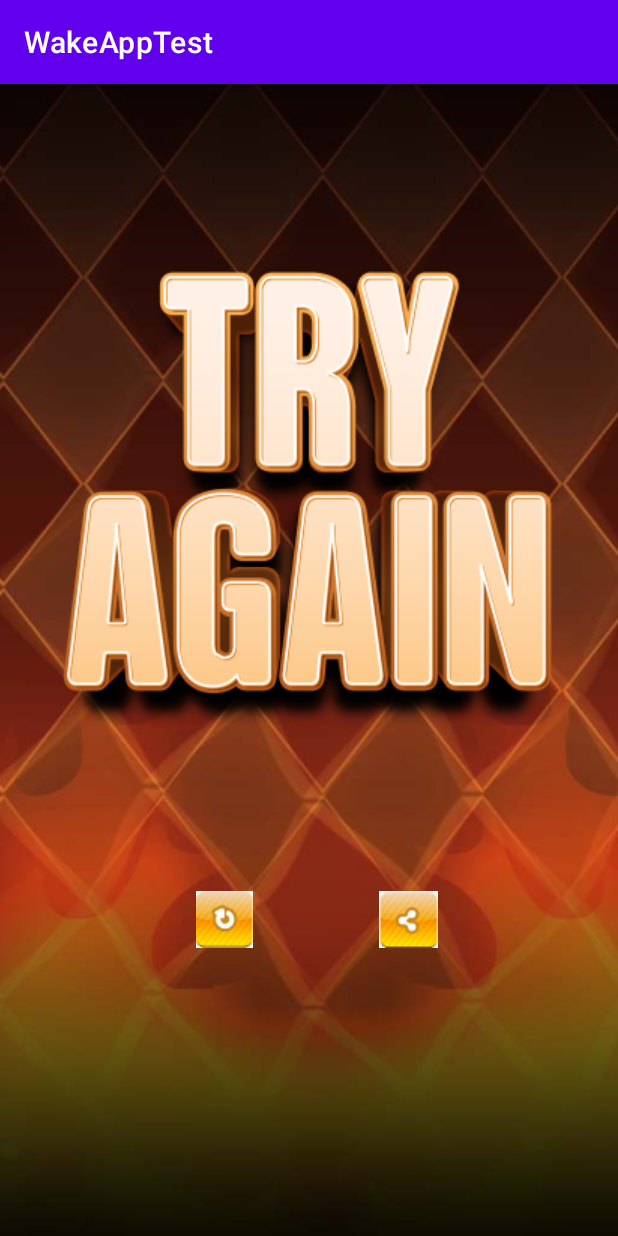
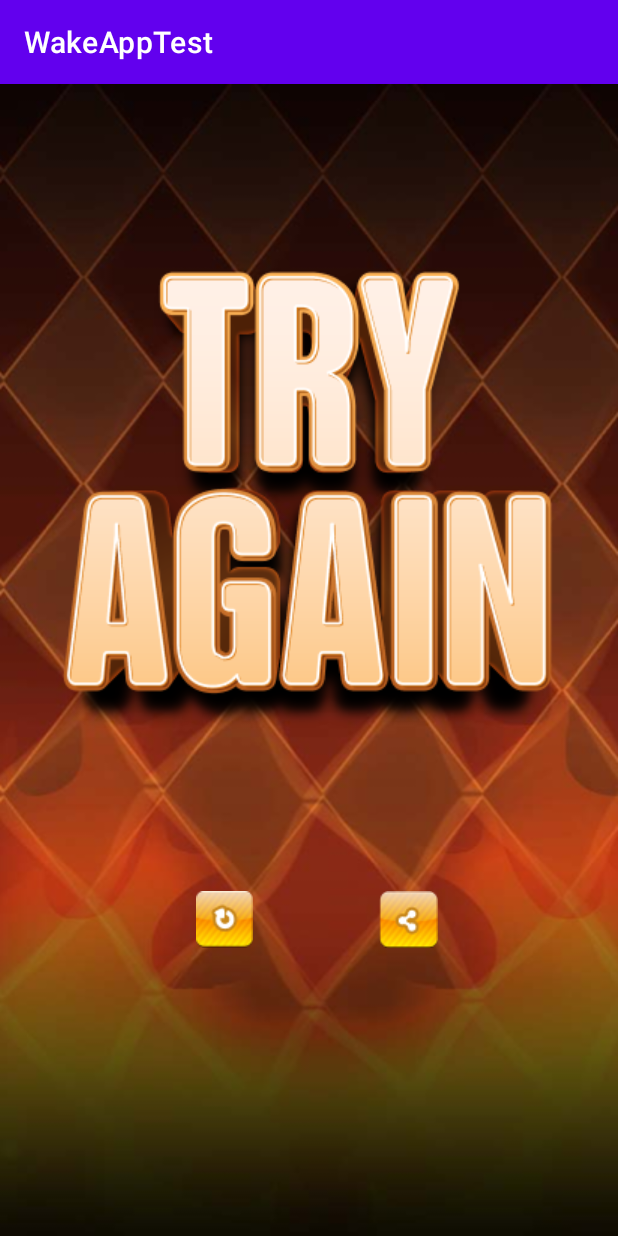
Before and after one commit to Useftro/WakeAppTest, an Android app: the LostFragment screen opened through its navigation route, on a phone screen of 412 x 824 dp. Run offline under Robolectric (Android 15) with nearby library versions, the phone set to English and light mode, and no system bars.

Commit message:
Final changes.

```diff
--- a/app/src/main/res/layout/lost_fragment.xml
+++ b/app/src/main/res/layout/lost_fragment.xml
@@ -24,7 +24,7 @@
         android:layout_width="wrap_content"
         android:layout_height="wrap_content"
         android:layout_marginBottom="192dp"
-        android:background="#FFFFFF"
+        android:background="#00FFFFFF"
         android:cropToPadding="false"
         android:src="@drawable/group_29"
         app:layout_constraintBottom_toBottomOf="parent"
@@ -39,7 +39,7 @@
         android:layout_marginEnd="120dp"
         android:layout_marginRight="120dp"
         android:layout_marginBottom="192dp"
-        android:background="#FFFFFF"
+        android:background="#00FFFFFF"
         android:cropToPadding="false"
         android:src="@drawable/group_34"
         app:layout_constraintBottom_toBottomOf="parent"
--- a/app/src/main/res/layout/menu_fragment.xml
+++ b/app/src/main/res/layout/menu_fragment.xml
@@ -38,6 +38,7 @@
         android:layout_marginTop="36dp"
         android:layout_marginEnd="64dp"
         android:layout_marginRight="64dp"
+        android:background="#00FFFFFF"
         android:scaleType="fitXY"
         android:src="@drawable/playbutton"
         app:layout_constraintEnd_toEndOf="parent"
@@ -48,6 +49,8 @@
         android:id="@+id/MainMenuPlayImageView"
         android:layout_width="wrap_content"
         android:layout_height="wrap_content"
+        android:adjustViewBounds="false"
+        android:cropToPadding="false"
         android:scaleType="center"
         android:src="@drawable/playtext"
         app:layout_constraintBottom_toBottomOf="@+id/playButton"
--- a/app/src/main/res/layout/won_fragment.xml
+++ b/app/src/main/res/layout/won_fragment.xml
@@ -24,7 +24,7 @@
         android:layout_width="wrap_content"
         android:layout_height="wrap_content"
         android:layout_marginBottom="192dp"
-        android:background="#FFFFFF"
+        android:background="#00FFFFFF"
         android:cropToPadding="false"
         android:src="@drawable/group_29"
         app:layout_constraintBottom_toBottomOf="parent"
@@ -39,7 +39,7 @@
         android:layout_marginEnd="120dp"
         android:layout_marginRight="120dp"
         android:layout_marginBottom="192dp"
-        android:background="#FFFFFF"
+        android:background="#00FFFFFF"
         android:cropToPadding="false"
         android:src="@drawable/group_34"
         app:layout_constraintBottom_toBottomOf="parent"
```
Also changed, not shown: app/src/main/java/com/uniolco/wakeapptest/ui/game/GameFragment.kt (+12 -14 lines).
